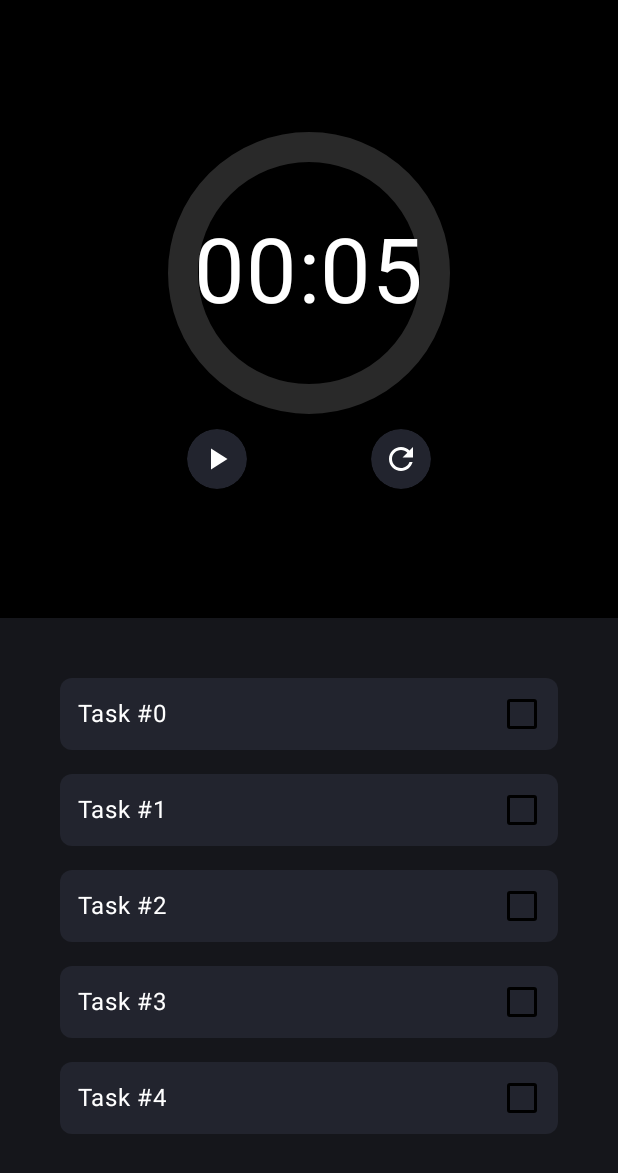
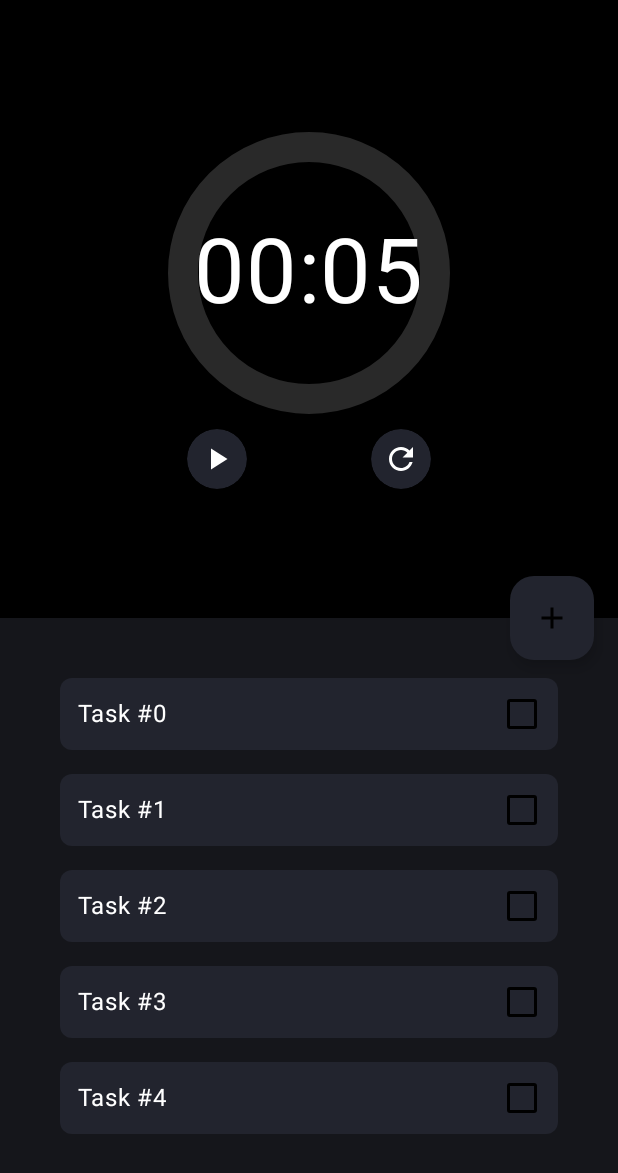
Before and after one commit to MaximilianKellner/moco-promodoro-team-21, an Android app built with Jetpack Compose: the screen it shows after launch (MainActivity), on a phone screen of 412 x 824 dp. Shown: the top 1173 px of the screen. Run offline under Robolectric (Android 15) with nearby library versions, the phone set to English and light mode, and no system bars.

Commit message:
tasks hinzufügen

```diff
--- a/app/src/main/java/com/example/promodoro_team_21/frontend/timerPage.kt
+++ b/app/src/main/java/com/example/promodoro_team_21/frontend/timerPage.kt
@@ -10,6 +10,7 @@ import androidx.compose.foundation.layout.*
 import androidx.compose.foundation.lazy.LazyColumn
 import androidx.compose.foundation.lazy.items
 import androidx.compose.material.icons.Icons
+import androidx.compose.material.icons.filled.Add
 import androidx.compose.material.icons.filled.PlayArrow
 import androidx.compose.material.icons.filled.Refresh
 import androidx.compose.material3.*
@@ -27,11 +28,8 @@ import androidx.compose.ui.unit.sp
 import androidx.compose.foundation.shape.RoundedCornerShape
 import androidx.compose.material3.Checkbox
 import androidx.compose.material3.CheckboxDefaults
-import androidx.compose.foundation.clickable
 import androidx.compose.ui.platform.LocalContext
 import com.example.promodoro_team_21.notifications.TimerNotificationService
-import kotlinx.coroutines.delay
-import kotlinx.coroutines.launch
 
 @Composable
 fun Timer(
@@ -73,7 +71,6 @@ fun Timer(
                 isRunning = false
                 timerFinished = true
                 onTimerFinish()
-
             }
         }.start()
         isRunning = true
@@ -214,21 +211,22 @@ fun Task(text: String, initialChecked: Boolean, onChecked: (Boolean) -> Unit) {
 // TaskList Composable
 @Composable
 fun TaskList(taskList: List<String>, onChecked: (Boolean) -> Unit, modifier: Modifier = Modifier) {
-    val taskStateList = remember {
-        taskList.toMutableStateList()
-    }
     LazyColumn(modifier = modifier.padding(16.dp)) {
-        items(taskStateList) { item ->
+        items(taskList) { item ->
             Task(text = item, initialChecked = false, onChecked = onChecked)
         }
     }
 }
 
+// TimerAndTaskList Composable
 @Composable
 fun TimerAndTaskList(
     modifier: Modifier = Modifier,
     onTimerFinish: () -> Unit // Callback for timer completion
 ) {
+    var taskList by remember { mutableStateOf(List(5) { "Task #$it" }) }
+
+    Box(modifier = Modifier.fillMaxSize()) {
         Column(
             modifier = Modifier
                 .fillMaxSize()
@@ -243,7 +241,7 @@ fun TimerAndTaskList(
             )
 
             TaskList(
-            taskList = List(5) { "Task #$it" },
+                taskList = taskList,
                 onChecked = {},
                 modifier = Modifier
                     .background(MaterialTheme.colorScheme.background)
@@ -251,6 +249,21 @@ fun TimerAndTaskList(
                     .padding(16.dp)
                     .weight(1f)
             )
+        }
+
+        // Add Task button
+        FloatingActionButton(
+            onClick = {
+                // Add new task logic
+                taskList = taskList + "New Task"
+            },
+            modifier = Modifier
+                .align(Alignment.CenterEnd)
+                .padding(16.dp),
+            containerColor = MaterialTheme.colorScheme.secondary
+        ) {
+            Icon(imageVector = Icons.Default.Add, contentDescription = "Add Task")
+        }
     }
 }
 
@@ -261,6 +274,5 @@ fun TimerAndTaskListPreview() {
     lateinit var timerNotificationService: TimerNotificationService
     timerNotificationService = TimerNotificationService(context = LocalContext.current)
 
-    TimerAndTaskList(onTimerFinish = { timerNotificationService.sendNotification()}
-    )
+    TimerAndTaskList(onTimerFinish = { timerNotificationService.sendNotification() })
 }
```
Lines whose indentation alone changed are shown as unchanged.
